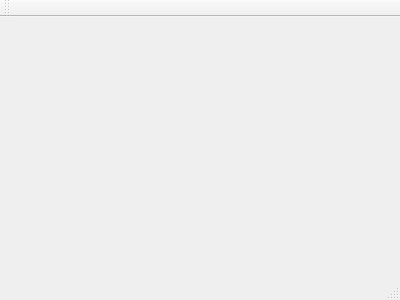
Before: the Qt Designer form mainwindow.ui in GregC199/KWPM_BT, drawn with Qt 5.
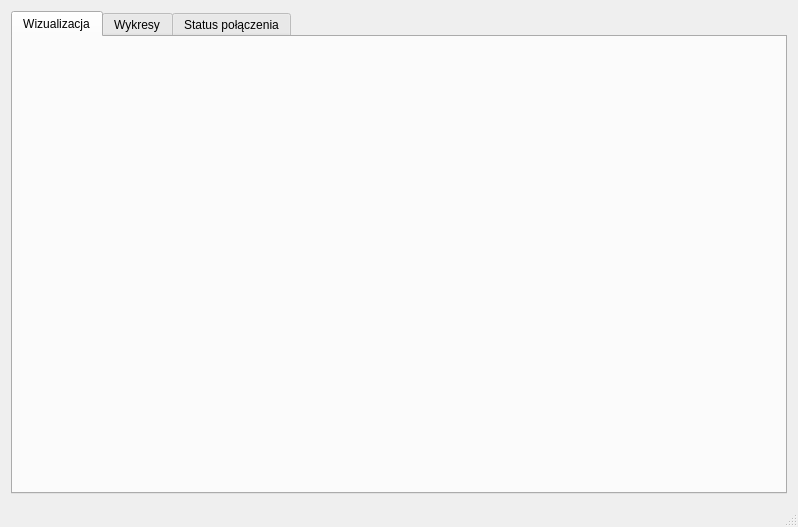
After: the same form once the commit is applied.

Commit message: Dodanie zakładek

The edit to the form file:
```diff
--- a/mainwindow.ui
+++ b/mainwindow.ui
@@ -1,24 +1,46 @@
 <ui version="4.0">
  <class>MainWindow</class>
- <widget class="QMainWindow" name="MainWindow" >
-  <property name="geometry" >
+ <widget class="QMainWindow" name="MainWindow">
+  <property name="geometry">
    <rect>
     <x>0</x>
     <y>0</y>
-    <width>400</width>
-    <height>300</height>
+    <width>798</width>
+    <height>527</height>
    </rect>
   </property>
   <property name="windowTitle" >
    <string>MainWindow</string>
   </property>
-  <widget class="QMenuBar" name="menuBar" />
-  <widget class="QToolBar" name="mainToolBar" />
-  <widget class="QWidget" name="centralWidget" />
-  <widget class="QStatusBar" name="statusBar" />
+  <widget class="QWidget" name="centralWidget">
+   <layout class="QGridLayout" name="gridLayout">
+    <item row="0" column="0">
+     <widget class="QTabWidget" name="tabWidget">
+      <property name="currentIndex">
+       <number>0</number>
+      </property>
+      <widget class="QWidget" name="Wizualizacja">
+       <attribute name="title">
+        <string>Wizualizacja</string>
+       </attribute>
+      </widget>
+      <widget class="QWidget" name="Wykresy">
+       <attribute name="title">
+        <string>Wykresy</string>
+       </attribute>
+      </widget>
+      <widget class="QWidget" name="Status_polaczenia">
+       <attribute name="title">
+        <string>Status połączenia</string>
+       </attribute>
+      </widget>
+     </widget>
+    </item>
+   </layout>
+  </widget>
+  <widget class="QStatusBar" name="statusBar"/>
  </widget>
- <layoutDefault spacing="6" margin="11" />
- <pixmapfunction></pixmapfunction>
+ <layoutdefault spacing="6" margin="11"/>
  <resources/>
  <connections/>
 </ui>
```
Left out of the diff: 5 changed lines with no effect on the pictures.
